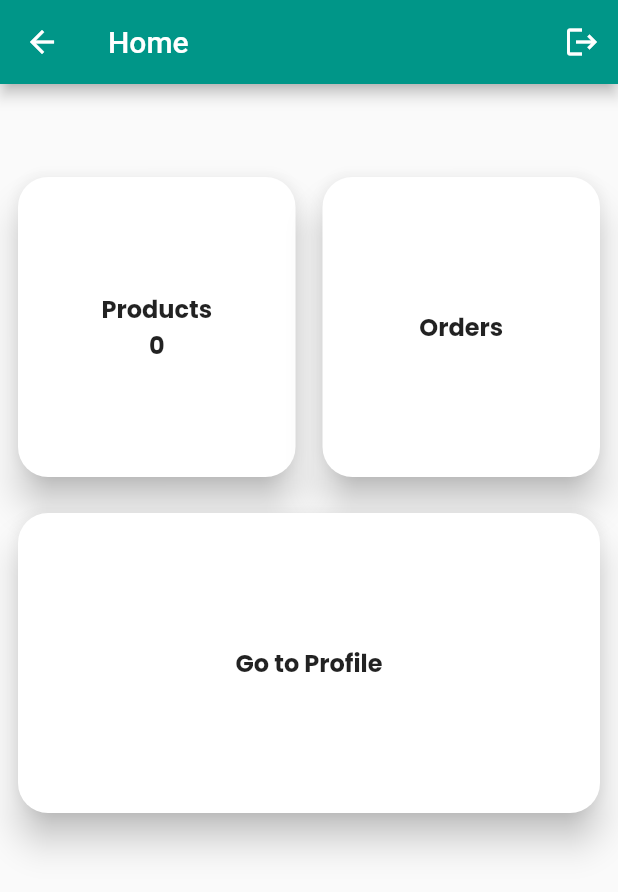
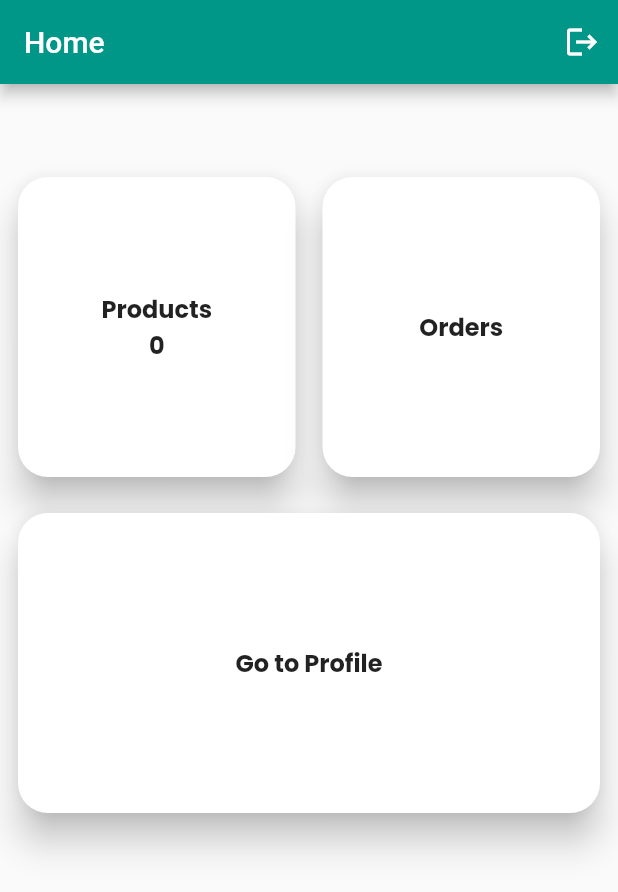
Before and after one commit to JamshaidMallik/amenities_fyp, a Flutter app: the SellerMainScreen screen opened directly, on a phone screen of 412 x 824 dp. Shown: the top 892 px of the screen. Run offline on Flutter 3.47's test engine with Material 2 defaults, Android fonts, the phone set to English and light mode, and no system bars; our stand-ins replace awesome_dialog, cloud_firestore, dotted_border, firebase_auth, firebase_core, firebase_storage and 4 more; accounts and stored records are empty.

Commit message:
unused import delets

```diff
--- a/lib/constant.dart
+++ b/lib/constant.dart
@@ -1,8 +1,8 @@
 import 'package:cloud_firestore/cloud_firestore.dart';
+import 'package:firebase_storage/firebase_storage.dart';
 import 'package:flutter/material.dart';
 import 'package:get_storage/get_storage.dart';
 import 'package:google_fonts/google_fonts.dart';
-import 'package:firebase_storage/firebase_storage.dart';
 
 import 'widgets/progress_dialog.dart';
 /// App Colors
--- a/lib/controller/auth_controller.dart
+++ b/lib/controller/auth_controller.dart
@@ -1,5 +1,6 @@
 import 'dart:developer';
 import 'dart:io';
+
 import 'package:amenities_app/screens/auth_screens/log_in_screen.dart';
 import 'package:cloud_firestore/cloud_firestore.dart';
 import 'package:firebase_auth/firebase_auth.dart';
@@ -8,6 +9,7 @@ import 'package:flutter/cupertino.dart';
 import 'package:flutter/material.dart';
 import 'package:get/get.dart';
 import 'package:image_picker/image_picker.dart';
+
 import '../constant.dart';
 import '../screens/admin_screen/admin_main_screen.dart';
 import '../screens/seller_screens/seller_main_screen.dart';
--- a/lib/controller/product_controller.dart
+++ b/lib/controller/product_controller.dart
@@ -1,11 +1,11 @@
-import 'dart:developer';
 import 'dart:io';
+
 import 'package:amenities_app/constant.dart';
-import 'package:cloud_firestore/cloud_firestore.dart';
 import 'package:firebase_storage/firebase_storage.dart';
 import 'package:flutter/cupertino.dart';
 import 'package:get/get.dart';
 import 'package:image_picker/image_picker.dart';
+
 import '../model/product_model.dart';
 
 class ProductController extends GetxController {
--- a/lib/controller/profile_controller.dart
+++ b/lib/controller/profile_controller.dart
@@ -1,4 +1,3 @@
-import 'dart:developer';
 import 'package:amenities_app/constant.dart';
 import 'package:flutter/cupertino.dart';
 import 'package:get/get.dart';
--- a/lib/profile_screen.dart
+++ b/lib/profile_screen.dart
@@ -1,10 +1,8 @@
 import 'package:amenities_app/constant.dart';
 import 'package:amenities_app/controller/profile_controller.dart';
 import 'package:amenities_app/widgets/custom_text_field.dart';
-import 'package:flutter/gestures.dart';
 import 'package:flutter/material.dart';
 import 'package:get/get.dart';
-import 'package:get_storage/get_storage.dart';
 
 import 'widgets/button_widgets.dart';
 
--- a/lib/screens/auth_screens/sign_up_screen.dart
+++ b/lib/screens/auth_screens/sign_up_screen.dart
@@ -1,6 +1,7 @@
 import 'package:flutter/gestures.dart';
 import 'package:flutter/material.dart';
 import 'package:get/get.dart';
+
 import '../../constant.dart';
 import '../../controller/auth_controller.dart';
 import '../../widgets/button_widgets.dart';
--- a/lib/screens/seller_screens/seller_main_screen.dart
+++ b/lib/screens/seller_screens/seller_main_screen.dart
@@ -1,6 +1,5 @@
 import 'package:amenities_app/constant.dart';
 import 'package:amenities_app/controller/product_controller.dart';
-import 'package:amenities_app/controller/profile_controller.dart';
 import 'package:amenities_app/profile_screen.dart';
 import 'package:amenities_app/screens/seller_screens/seller_order_screen.dart';
 import 'package:amenities_app/screens/seller_screens/seller_products_screen.dart';
@@ -18,8 +17,7 @@ class SellerMainScreen extends StatelessWidget {
       builder: (controller) {
         return Scaffold(
           appBar: AppBar(
-            leading: const Icon(Icons.arrow_back),
-            title:  Text("Home"),
+            title:  const Text("Home"),
             actions: [
               logOutMethod(context),
             ],
--- a/lib/screens/seller_screens/seller_products_screen.dart
+++ b/lib/screens/seller_screens/seller_products_screen.dart
@@ -2,6 +2,7 @@ import 'package:amenities_app/controller/product_controller.dart';
 import 'package:amenities_app/screens/seller_screens/seller_add_product.dart';
 import 'package:flutter/material.dart';
 import 'package:get/get.dart';
+
 import '../../constant.dart';
 import '../../model/product_model.dart';
 
```
